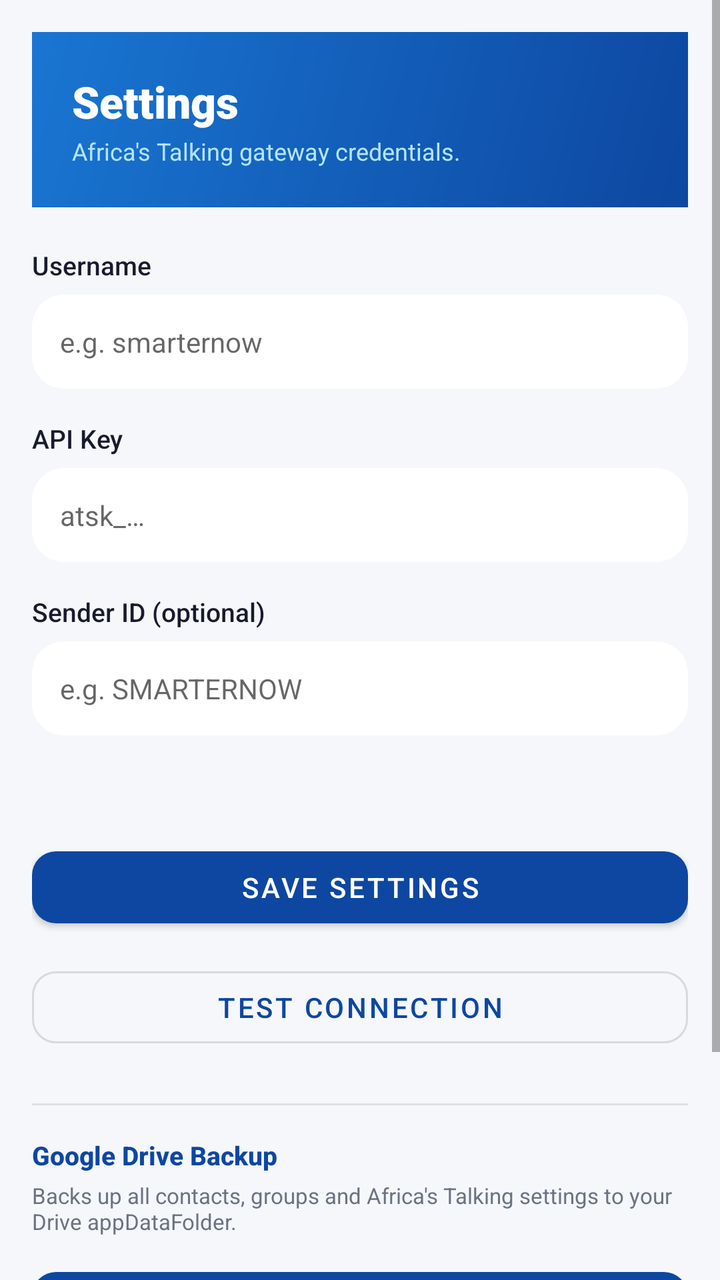
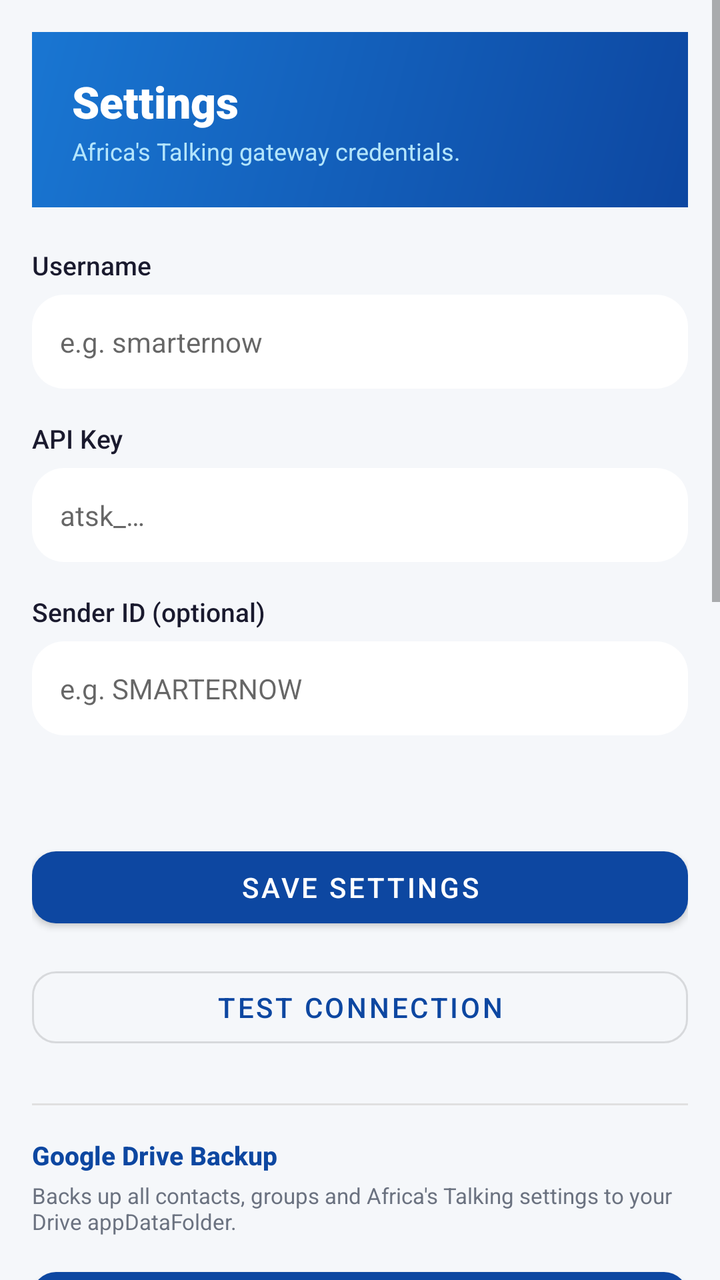

Before-and-after screenshots of an Android layout around one commit, followed by the original layout XML and the change that was made.
<!-- AndroidManifest.xml: application theme Theme.Smarternow -->
<!-- res/layout/activity_settings.xml -->
<?xml version="1.0" encoding="utf-8"?>
<ScrollView xmlns:android="http://schemas.android.com/apk/res/android"
    xmlns:app="http://schemas.android.com/apk/res-auto"
    android:layout_width="match_parent"
    android:layout_height="match_parent"
    android:background="@color/bg_light"
    android:fillViewport="true">

    <LinearLayout
        android:layout_width="match_parent"
        android:layout_height="wrap_content"
        android:orientation="vertical"
        android:padding="16dp">

        <LinearLayout
            android:layout_width="match_parent"
            android:layout_height="wrap_content"
            android:background="@drawable/bg_header_gradient"
            android:orientation="vertical"
            android:padding="20dp">

            <TextView
                android:layout_width="wrap_content"
                android:layout_height="wrap_content"
                android:fontFamily="sans-serif-black"
                android:text="@string/settings_title"
                android:textColor="@color/white"
                android:textSize="22sp" />

            <TextView
                android:layout_width="wrap_content"
                android:layout_height="wrap_content"
                android:layout_marginTop="2dp"
                android:text="@string/settings_gateway_desc"
                android:textColor="#B3E5FC"
                android:textSize="12sp" />
        </LinearLayout>

        <TextView
            android:layout_width="wrap_content"
            android:layout_height="wrap_content"
            android:layout_marginTop="20dp"
            android:fontFamily="sans-serif-medium"
            android:text="@string/settings_username"
            android:textColor="@color/text_primary"
            android:textSize="13sp" />

        <EditText
            android:id="@+id/etUsername"
            android:layout_width="match_parent"
            android:layout_height="wrap_content"
            android:layout_marginTop="6dp"
            android:background="@drawable/bg_card"
            android:hint="@string/settings_username_hint"
            android:inputType="text"
            android:padding="14dp"
            android:textColor="@color/text_primary"
            android:textSize="14sp" />

        <TextView
            android:layout_width="wrap_content"
            android:layout_height="wrap_content"
            android:layout_marginTop="16dp"
            android:fontFamily="sans-serif-medium"
            android:text="@string/settings_api_key"
            android:textColor="@color/text_primary"
            android:textSize="13sp" />

        <EditText
            android:id="@+id/etApiKey"
            android:layout_width="match_parent"
            android:layout_height="wrap_content"
            android:layout_marginTop="6dp"
            android:background="@drawable/bg_card"
            android:hint="@string/settings_api_hint"
            android:inputType="textPassword"
            android:padding="14dp"
            android:textColor="@color/text_primary"
            android:textSize="14sp" />

        <TextView
            android:layout_width="wrap_content"
            android:layout_height="wrap_content"
            android:layout_marginTop="16dp"
            android:fontFamily="sans-serif-medium"
            android:text="@string/settings_sender_label"
            android:textColor="@color/text_primary"
            android:textSize="13sp" />

        <EditText
            android:id="@+id/etSenderId"
            android:layout_width="match_parent"
            android:layout_height="wrap_content"
            android:layout_marginTop="6dp"
            android:background="@drawable/bg_card"
            android:hint="@string/settings_sender_hint"
            android:inputType="text"
            android:padding="14dp"
            android:textColor="@color/text_primary"
            android:textSize="14sp" />

        <com.google.android.material.materialswitch.MaterialSwitch
            android:id="@+id/swSandbox"
            android:layout_width="match_parent"
            android:layout_height="wrap_content"
            android:layout_marginTop="20dp"
            android:text="@string/settings_sandbox"
            android:textColor="@color/text_primary" />

        <com.google.android.material.materialswitch.MaterialSwitch
            android:id="@+id/swAutoSend"
            android:layout_width="match_parent"
            android:layout_height="wrap_content"
            android:layout_marginTop="8dp"
            android:text="@string/settings_autocontinue"
            android:textColor="@color/text_primary" />

        <com.google.android.material.button.MaterialButton
            android:id="@+id/btnSaveSettings"
            android:layout_width="match_parent"
            android:layout_height="wrap_content"
            android:layout_marginTop="24dp"
            android:text="@string/settings_save"
            app:cornerRadius="12dp" />

        <com.google.android.material.button.MaterialButton
            android:id="@+id/btnTestConnection"
            style="@style/Widget.MaterialComponents.Button.OutlinedButton"
            android:layout_width="match_parent"
            android:layout_height="wrap_content"
            android:layout_marginTop="12dp"
            android:text="@string/settings_test"
            app:cornerRadius="12dp" />

        <TextView
            android:id="@+id/tvLockStatus"
            android:layout_width="match_parent"
            android:layout_height="wrap_content"
            android:layout_marginTop="16dp"
            app:drawableStartCompat="@android:drawable/ic_lock_idle_lock"
            android:drawablePadding="8dp"
            android:gravity="center_vertical"
            android:text="@string/settings_locked"
            android:textColor="@color/validation_green"
            android:textSize="12sp"
            android:textStyle="bold"
            android:visibility="gone" />

        <com.google.android.material.button.MaterialButton
            android:id="@+id/btnEditSettings"
            style="@style/Widget.MaterialComponents.Button.OutlinedButton"
            android:layout_width="match_parent"
            android:layout_height="wrap_content"
            android:layout_marginTop="12dp"
            android:text="@string/settings_edit"
            app:cornerRadius="12dp"
            android:visibility="gone" />

        <View
            android:layout_width="match_parent"
            android:layout_height="1dp"
            android:layout_marginTop="24dp"
            android:background="@color/divider" />

        <TextView
            android:layout_width="wrap_content"
            android:layout_height="wrap_content"
            android:layout_marginTop="16dp"
            android:fontFamily="sans-serif-medium"
            android:text="@string/settings_drive_title"
            android:textColor="@color/primary"
            android:textSize="13sp"
            android:textStyle="bold" />

        <TextView
            android:id="@+id/tvDriveStatus"
            android:layout_width="wrap_content"
            android:layout_height="wrap_content"
            android:layout_marginTop="4dp"
            android:text="@string/settings_drive_desc"
            android:textColor="@color/text_secondary"
            android:textSize="11sp" />

        <com.google.android.material.button.MaterialButton
            android:id="@+id/btnDriveBackup"
            android:layout_width="match_parent"
            android:layout_height="wrap_content"
            android:layout_marginTop="12dp"
            android:text="@string/settings_drive_backup"
            app:cornerRadius="12dp"
            app:icon="@android:drawable/ic_menu_upload" />

        <com.google.android.material.button.MaterialButton
            android:id="@+id/btnDriveRestore"
            style="@style/Widget.MaterialComponents.Button.OutlinedButton"
            android:layout_width="match_parent"
            android:layout_height="wrap_content"
            android:layout_marginTop="8dp"
            android:text="@string/settings_drive_restore"
            app:cornerRadius="12dp"
            app:icon="@android:drawable/ic_menu_revert" />

        <TextView
            android:id="@+id/tvLastBackup"
            android:layout_width="wrap_content"
            android:layout_height="wrap_content"
            android:layout_marginTop="6dp"
            android:text=""
            android:textColor="@color/text_secondary"
            android:textSize="11sp" />
    </LinearLayout>
</ScrollView>
<!-- resources referenced by this layout -->
<resources>
  <color name="bg_light">#F5F7FA</color>
  <color name="divider">#E0E0E0</color>
  <color name="primary">#0D47A1</color>
  <color name="text_primary">#1A1A2E</color>
  <color name="text_secondary">#6B7280</color>
  <color name="validation_green">#1B5E20</color>
  <color name="white">#FFFFFF</color>
  <!-- drawable bg_card (drawable) -->
  <?xml version="1.0" encoding="utf-8"?>
  <shape xmlns:android="http://schemas.android.com/apk/res/android"
      android:shape="rectangle">
      <solid android:color="@color/surface_light" />
      <corners android:radius="16dp" />
  </shape>
  <!-- drawable bg_header_gradient (drawable) -->
  <?xml version="1.0" encoding="utf-8"?>
  <shape xmlns:android="http://schemas.android.com/apk/res/android"
      android:shape="rectangle">
      <gradient
          android:angle="135"
          android:startColor="#0D47A1"
          android:endColor="#1976D2" />
  </shape>
  <string name="settings_api_hint">atsk_…</string>
  <string name="settings_api_key">API Key</string>
  <string name="settings_autocontinue">Auto-continue after splash validation</string>
  <string name="settings_drive_backup">Backup to Drive</string>
  <string name="settings_drive_desc">Backs up all contacts, groups and Africa\'s Talking settings to your Drive appDataFolder.</string>
  <string name="settings_drive_restore">Restore from Drive</string>
  <string name="settings_drive_title">Google Drive Backup</string>
  <string name="settings_edit">Edit credentials</string>
  <string name="settings_gateway_desc">Africa\'s Talking gateway credentials.</string>
  <string name="settings_locked">Locked — tap Edit to change credentials</string>
  <string name="settings_sandbox">Sandbox mode (no real SMS billed)</string>
  <string name="settings_save">Save settings</string>
  <string name="settings_sender_hint">e.g. SMARTERNOW</string>
  <string name="settings_sender_label">Sender ID  (optional)</string>
  <string name="settings_test">Test connection</string>
  <string name="settings_title">Settings</string>
  <string name="settings_username">Username</string>
  <string name="settings_username_hint">e.g. smarternow</string>
  <style name="Theme.Smarternow" parent="Theme.MaterialComponents.Light.NoActionBar">
          <item name="colorPrimary">@color/primary</item>
          <item name="colorPrimaryDark">@color/primary_dark</item>
          <item name="colorAccent">@color/accent</item>
          <item name="android:statusBarColor">@color/primary_dark</item>
          <item name="android:windowBackground">@color/bg_light</item>
      </style>
  <color name="surface_light">#FFFFFF</color>
  <color name="primary_dark">#002171</color>
  <color name="accent">#00C853</color>
</resources>

<!-- the commit's change to res/layout/activity_settings.xml (unified diff, before → after) -->
@@ -208,5 +208,201 @@
             android:text=""
             android:textColor="@color/text_secondary"
             android:textSize="11sp" />
+
+        <View
+            android:layout_width="match_parent"
+            android:layout_height="1dp"
+            android:layout_marginTop="24dp"
+            android:background="@color/divider" />
+
+        <TextView
+            android:layout_width="wrap_content"
+            android:layout_height="wrap_content"
+            android:layout_marginTop="16dp"
+            android:fontFamily="sans-serif-medium"
+            android:text="@string/pwa_sync_title"
+            android:textColor="@color/primary"
+            android:textSize="13sp"
+            android:textStyle="bold" />
+
+        <TextView
+            android:layout_width="wrap_content"
+            android:layout_height="wrap_content"
+            android:layout_marginTop="4dp"
+            android:text="@string/pwa_sync_desc"
+            android:textColor="@color/text_secondary"
+            android:textSize="11sp" />
+
+        <TextView
+            android:layout_width="wrap_content"
+            android:layout_height="wrap_content"
+            android:layout_marginTop="16dp"
+            android:fontFamily="sans-serif-medium"
+            android:text="@string/pwa_url_label"
+            android:textColor="@color/text_primary"
+            android:textSize="13sp" />
+
+        <EditText
+            android:id="@+id/etPwaUrl"
+            android:layout_width="match_parent"
+            android:layout_height="wrap_content"
+            android:layout_marginTop="6dp"
+            android:background="@drawable/bg_card"
+            android:hint="@string/pwa_url_hint"
+            android:inputType="textUri"
+            android:padding="14dp"
+            android:textColor="@color/text_primary"
+            android:textSize="14sp" />
+
+        <TextView
+            android:layout_width="wrap_content"
+            android:layout_height="wrap_content"
+            android:layout_marginTop="16dp"
+            android:fontFamily="sans-serif-medium"
+            android:text="@string/pwa_api_key_label"
+            android:textColor="@color/text_primary"
+            android:textSize="13sp" />
+
+        <EditText
+            android:id="@+id/etPwaApiKey"
+            android:layout_width="match_parent"
+            android:layout_height="wrap_content"
+            android:layout_marginTop="6dp"
+            android:background="@drawable/bg_card"
+            android:hint="@string/pwa_api_key_hint"
+            android:inputType="textPassword"
+            android:padding="14dp"
+            android:textColor="@color/text_primary"
+            android:textSize="14sp" />
+
+        <LinearLayout
+            android:layout_width="match_parent"
+            android:layout_height="wrap_content"
+            android:layout_marginTop="12dp"
+            android:orientation="horizontal">
+
+            <com.google.android.material.button.MaterialButton
+                android:id="@+id/btnSyncNow"
+                android:layout_width="0dp"
+                android:layout_height="wrap_content"
+                android:layout_weight="1"
+                android:text="@string/sync_now"
+                app:cornerRadius="12dp" />
+
+            <Space
+                android:layout_width="8dp"
+                android:layout_height="wrap_content" />
+
+            <com.google.android.material.button.MaterialButton
+                android:id="@+id/btnPushToPwa"
+                style="@style/Widget.MaterialComponents.Button.OutlinedButton"
+                android:layout_width="0dp"
+                android:layout_height="wrap_content"
+                android:layout_weight="1"
+                android:text="@string/push_to_pwa"
+                app:cornerRadius="12dp" />
+        </LinearLayout>
+
+        <TextView
+            android:id="@+id/tvLastSync"
+            android:layout_width="wrap_content"
+            android:layout_height="wrap_content"
+            android:layout_marginTop="6dp"
+            android:text="@string/last_sync_never"
+            android:textColor="@color/text_secondary"
+            android:textSize="11sp" />
+
+        <View
+            android:layout_width="match_parent"
+            android:layout_height="1dp"
+            android:layout_marginTop="24dp"
+            android:background="@color/divider" />
+
+        <TextView
+            android:layout_width="wrap_content"
+            android:layout_height="wrap_content"
+            android:layout_marginTop="16dp"
+            android:fontFamily="sans-serif-medium"
+            android:text="@string/device_binding_title"
+            android:textColor="@color/primary"
+            android:textSize="13sp"
+            android:textStyle="bold" />
+
+        <TextView
+            android:layout_width="wrap_content"
+            android:layout_height="wrap_content"
+            android:layout_marginTop="4dp"
+            android:text="@string/device_binding_desc"
+            android:textColor="@color/text_secondary"
+            android:textSize="11sp" />
+
+        <TextView
+            android:id="@+id/tvDeviceStatus"
+            android:layout_width="wrap_content"
+            android:layout_height="wrap_content"
+            android:layout_marginTop="8dp"
+            android:text="@string/device_status_unbound"
+            android:textColor="@color/validation_amber"
+            android:textSize="12sp"
+            android:textStyle="bold" />
+
+        <LinearLayout
+            android:layout_width="match_parent"
+            android:layout_height="wrap_content"
+            android:layout_marginTop="12dp"
+            android:orientation="horizontal">
+
+            <com.google.android.material.button.MaterialButton
+                android:id="@+id/btnDeviceRegister"
+                android:layout_width="0dp"
+                android:layout_height="wrap_content"
+                android:layout_weight="1"
+                android:text="@string/device_register"
+                app:cornerRadius="12dp" />
+
+            <Space
+                android:layout_width="8dp"
+                android:layout_height="wrap_content" />
+
+            <com.google.android.material.button.MaterialButton
+                android:id="@+id/btnDeviceRequestOtp"
+                style="@style/Widget.MaterialComponents.Button.OutlinedButton"
+                android:layout_width="0dp"
+                android:layout_height="wrap_content"
+                android:layout_weight="1"
+                android:text="@string/device_request_otp"
+                app:cornerRadius="12dp" />
+        </LinearLayout>
+
+        <LinearLayout
+            android:layout_width="match_parent"
+            android:layout_height="wrap_content"
+            android:layout_marginTop="8dp"
+            android:orientation="horizontal">
+
+            <EditText
+                android:id="@+id/etOtp"
+                android:layout_width="0dp"
+                android:layout_height="wrap_content"
+                android:layout_weight="1"
+                android:background="@drawable/bg_card"
+                android:hint="@string/otp_hint"
+                android:inputType="number"
+                android:maxLength="6"
+                android:padding="14dp"
+                android:textColor="@color/text_primary"
+                android:textSize="14sp" />
+
+            <Space
+                android:layout_width="8dp"
+                android:layout_height="wrap_content" />
+
+            <com.google.android.material.button.MaterialButton
+                android:id="@+id/btnDeviceTransfer"
+                android:layout_width="wrap_content"
+                android:layout_height="wrap_content"
+                android:text="@string/device_transfer"
+                app:cornerRadius="12dp" />
+        </LinearLayout>
     </LinearLayout>
 </ScrollView>
<!-- resource entries referenced after the edit -->
@@ -5,6 +5,7 @@
   <color name="primary">#0D47A1</color>
   <color name="text_primary">#1A1A2E</color>
   <color name="text_secondary">#6B7280</color>
+  <color name="validation_amber">#F57F17</color>
   <color name="validation_green">#1B5E20</color>
   <color name="white">#FFFFFF</color>
   <!-- drawable bg_card (drawable) -->
@@ -23,6 +24,21 @@
           android:startColor="#0D47A1"
           android:endColor="#1976D2" />
   </shape>
+  <string name="device_binding_desc">First device that registers locks the API key. Other devices need OTP to transfer.</string>
+  <string name="device_binding_title">Device Lock — One APK, One Device</string>
+  <string name="device_register">Register device</string>
+  <string name="device_request_otp">Request OTP</string>
+  <string name="device_status_unbound">Unbound — tap Register</string>
+  <string name="device_transfer">Transfer with OTP</string>
+  <string name="last_sync_never">Never synced</string>
+  <string name="otp_hint">6-digit OTP</string>
+  <string name="push_to_pwa">Push to PWA</string>
+  <string name="pwa_api_key_hint">shared-key</string>
+  <string name="pwa_api_key_label">PWA API Key</string>
+  <string name="pwa_sync_desc">PWA is source of truth. Pull daily or on demand. Phone keeps local copy for sending.</string>
+  <string name="pwa_sync_title">PWA Sync — welfare.smarternowapps.co.ke</string>
+  <string name="pwa_url_hint">https://welfare.smarternowapps.co.ke/api</string>
+  <string name="pwa_url_label">PWA API URL</string>
   <string name="settings_api_hint">atsk_…</string>
   <string name="settings_api_key">API Key</string>
   <string name="settings_autocontinue">Auto-continue after splash validation</string>
@@ -41,6 +57,7 @@
   <string name="settings_title">Settings</string>
   <string name="settings_username">Username</string>
   <string name="settings_username_hint">e.g. smarternow</string>
+  <string name="sync_now">Sync now</string>
   <style name="Theme.Smarternow" parent="Theme.MaterialComponents.Light.NoActionBar">
           <item name="colorPrimary">@color/primary</item>
           <item name="colorPrimaryDark">@color/primary_dark</item>
